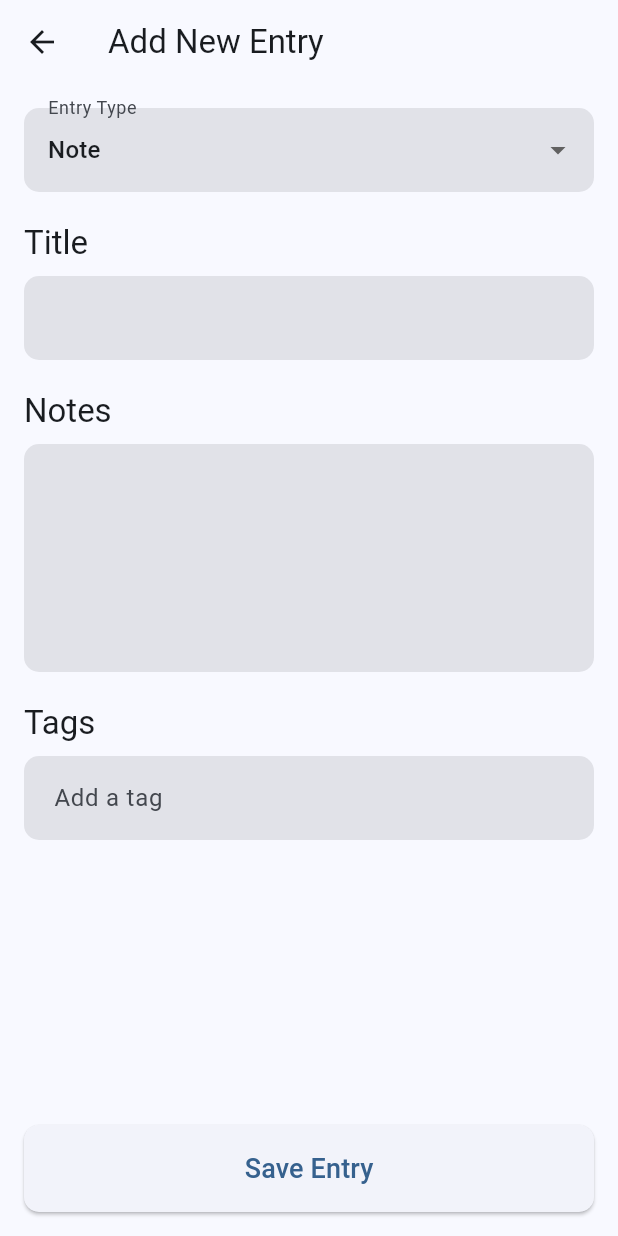
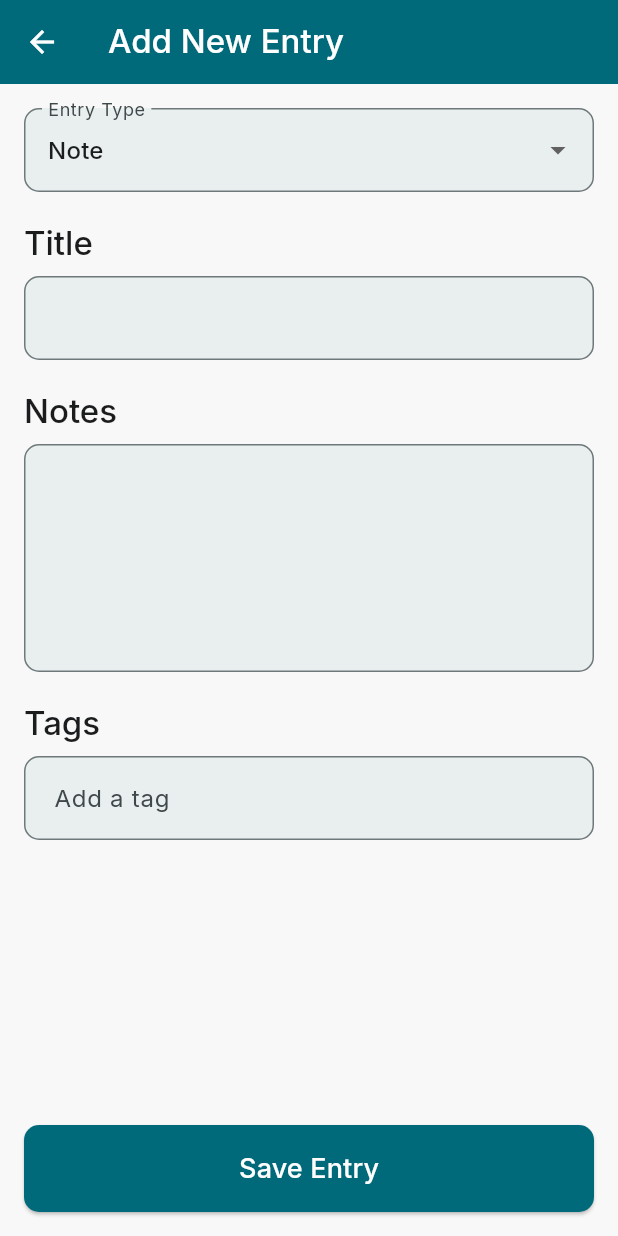
Before and after one commit to Sedocan87/carejournal, a Flutter app: the screen it shows after launch, after a tap on the "add" icon, on a phone screen of 412 x 824 dp. Run offline on Flutter 3.47's test engine with Material 3 defaults, Android fonts, the phone set to English and light mode, and no system bars; our stand-ins replace csv, dotted_border, file_picker, fl_chart, flutter_local_notifications, flutter_markdown and 7 more; missing offline and left inert: encrypt; accounts and stored records are empty.

Commit message:
feat: Implement Phase 1 of the design system
This commit introduces the foundational design system for the CareJournal app, as outlined in the design.md file.

- Creates a modern, soothing color palette for both light and dark themes.
- Implements a consistent typography scale using the 'Inter' font from google_fonts.
- Defines a standard spacing system for consistent padding and margins.
- Styles core components (AppBar, Card, Button, TextField) to align with the new design language, including consistent corner radii.
- Integrates the new theme into the main application.

```diff
--- a/lib/main.dart
+++ b/lib/main.dart
@@ -1,6 +1,7 @@
 import 'package:carejournal/screens/auth_screen.dart';
 import 'package:carejournal/services/notification_service.dart';
 import 'package:carejournal/services/settings_provider.dart';
+import 'package:carejournal/theme/theme.dart';
 import 'package:flutter/material.dart';
 import 'package:provider/provider.dart';
 
@@ -22,23 +23,8 @@ class MyApp extends StatelessWidget {
   Widget build(BuildContext context) {
     return MaterialApp(
       title: 'CareJournal',
-      theme: ThemeData(
-        colorScheme: ColorScheme.fromSeed(
-          seedColor: Colors.blue,
-          brightness: Brightness.light,
-        ),
-        useMaterial3: true,
-      ),
-      darkTheme: ThemeData(
-        brightness: Brightness.dark,
-        colorScheme: ColorScheme.fromSeed(
-          seedColor: Colors.blue,
-          brightness: Brightness.dark,
-          surface: const Color(0xFF1C1C2E),
-        ),
-        scaffoldBackgroundColor: const Color(0xFF1C1C2E),
-        useMaterial3: true,
-      ),
+      theme: AppTheme.lightTheme,
+      darkTheme: AppTheme.darkTheme,
       themeMode: ThemeMode.system,
       home: const AuthScreen(),
     );
--- /dev/null
+++ b/lib/theme/colors.dart
@@ -0,0 +1,65 @@
+import 'package:flutter/material.dart';
+
+// Light Theme Colors
+const lightColorScheme = ColorScheme(
+  brightness: Brightness.light,
+  primary: Color(0xFF006A7A), // Deep Teal
+  onPrimary: Color(0xFFFFFFFF),
+  primaryContainer: Color(0xFFB3E5FC),
+  onPrimaryContainer: Color(0xFF001F25),
+  secondary: Color(0xFF4C6267),
+  onSecondary: Color(0xFFFFFFFF),
+  secondaryContainer: Color(0xFFCFE7EC),
+  onSecondaryContainer: Color(0xFF071F23),
+  tertiary: Color(0xFFFFA07A), // Soft Coral Accent
+  onTertiary: Color(0xFFFFFFFF),
+  tertiaryContainer: Color(0xFFFFDBCF),
+  onTertiaryContainer: Color(0xFF28130B),
+  error: Color(0xFFBA1A1A),
+  onError: Color(0xFFFFFFFF),
+  errorContainer: Color(0xFFFFDAD6),
+  onErrorContainer: Color(0xFF410002),
+  background: Color(0xFFF8F8F8), // Warm Off-White
+  onBackground: Color(0xFF1A1C1E), // Dark Charcoal
+  surface: Color(0xFFF8F8F8),
+  onSurface: Color(0xFF1A1C1E),
+  surfaceVariant: Color(0xFFDBE4E6),
+  onSurfaceVariant: Color(0xFF3F484A),
+  outline: Color(0xFF6F797B),
+  shadow: Color(0xFF000000),
+  inverseSurface: Color(0xFF2E3132),
+  onInverseSurface: Color(0xFFEFF1F2),
+  inversePrimary: Color(0xFF5DD5EF),
+);
+
+// Dark Theme Colors
+const darkColorScheme = ColorScheme(
+  brightness: Brightness.dark,
+  primary: Color(0xFF5DD5EF), // Lighter Teal for dark mode
+  onPrimary: Color(0xFF00363F),
+  primaryContainer: Color(0xFF004E5A),
+  onPrimaryContainer: Color(0xFFB3E5FC),
+  secondary: Color(0xFFB3CAD0),
+  onSecondary: Color(0xFF1E3438),
+  secondaryContainer: Color(0xFF354B4F),
+  onSecondaryContainer: Color(0xFFCFE7EC),
+  tertiary: Color(0xFFFFB59C), // Lighter Coral for dark mode
+  onTertiary: Color(0xFF4D2416),
+  tertiaryContainer: Color(0xFF6A3A2A),
+  onTertiaryContainer: Color(0xFFFFDBCF),
+  error: Color(0xFFFFB4AB),
+  onError: Color(0xFF690005),
+  errorContainer: Color(0xFF93000A),
+  onErrorContainer: Color(0xFFFFB4AB),
+  background: Color(0xFF1C1C2E), // Deep, warm dark blue/purple
+  onBackground: Color(0xFFE2E2E3),
+  surface: Color(0xFF1C1C2E),
+  onSurface: Color(0xFFE2E2E3),
+  surfaceVariant: Color(0xFF3F484A),
+  onSurfaceVariant: Color(0xFFBFC8CA),
+  outline: Color(0xFF899294),
+  shadow: Color(0xFF000000),
+  inverseSurface: Color(0xFFE2E2E3),
+  onInverseSurface: Color(0xFF1A1C1E),
+  inversePrimary: Color(0xFF006A7A),
+);
--- /dev/null
+++ b/lib/theme/theme.dart
@@ -0,0 +1,107 @@
+import 'package:flutter/material.dart';
+import 'package:carejournal/theme/colors.dart';
+import 'package:carejournal/theme/typography.dart';
+
+class AppTheme {
+  static ThemeData get lightTheme {
+    return ThemeData(
+      useMaterial3: true,
+      colorScheme: lightColorScheme,
+      textTheme: textTheme,
+      scaffoldBackgroundColor: lightColorScheme.background,
+      appBarTheme: AppBarTheme(
+        backgroundColor: lightColorScheme.primary,
+        foregroundColor: lightColorScheme.onPrimary,
+        elevation: 0,
+        titleTextStyle: textTheme.titleLarge?.copyWith(color: lightColorScheme.onPrimary),
+      ),
+      cardTheme: CardThemeData(
+        elevation: 1,
+        shape: RoundedRectangleBorder(
+          borderRadius: BorderRadius.circular(12),
+        ),
+        color: lightColorScheme.surface,
+      ),
+      floatingActionButtonTheme: FloatingActionButtonThemeData(
+        backgroundColor: lightColorScheme.tertiary,
+        foregroundColor: lightColorScheme.onTertiary,
+      ),
+      elevatedButtonTheme: ElevatedButtonThemeData(
+        style: ElevatedButton.styleFrom(
+          backgroundColor: lightColorScheme.primary,
+          foregroundColor: lightColorScheme.onPrimary,
+          shape: RoundedRectangleBorder(
+            borderRadius: BorderRadius.circular(10),
+          ),
+        ),
+      ),
+      inputDecorationTheme: InputDecorationTheme(
+        border: OutlineInputBorder(
+          borderRadius: BorderRadius.circular(10),
+          borderSide: BorderSide(color: lightColorScheme.outline),
+        ),
+        enabledBorder: OutlineInputBorder(
+          borderRadius: BorderRadius.circular(10),
+          borderSide: BorderSide(color: lightColorScheme.outline),
+        ),
+        focusedBorder: OutlineInputBorder(
+          borderRadius: BorderRadius.circular(10),
+          borderSide: BorderSide(color: lightColorScheme.primary, width: 2),
+        ),
+        filled: true,
+        fillColor: lightColorScheme.surfaceVariant.withOpacity(0.5),
+      ),
+    );
+  }
+
+  static ThemeData get darkTheme {
+    return ThemeData(
+      useMaterial3: true,
+      colorScheme: darkColorScheme,
+      textTheme: darkTextTheme,
+      scaffoldBackgroundColor: darkColorScheme.background,
+      appBarTheme: AppBarTheme(
+        backgroundColor: darkColorScheme.primary,
+        foregroundColor: darkColorScheme.onPrimary,
+        elevation: 0,
+        titleTextStyle: darkTextTheme.titleLarge?.copyWith(color: darkColorScheme.onPrimary),
+      ),
+      cardTheme: CardThemeData(
+        elevation: 1,
+        shape: RoundedRectangleBorder(
+          borderRadius: BorderRadius.circular(12),
+        ),
+        color: darkColorScheme.surface,
+      ),
+      floatingActionButtonTheme: FloatingActionButtonThemeData(
+        backgroundColor: darkColorScheme.tertiary,
+        foregroundColor: darkColorScheme.onTertiary,
+      ),
+      elevatedButtonTheme: ElevatedButtonThemeData(
+        style: ElevatedButton.styleFrom(
+          backgroundColor: darkColorScheme.primary,
+          foregroundColor: darkColorScheme.onPrimary,
+          shape: RoundedRectangleBorder(
+            borderRadius: BorderRadius.circular(10),
+          ),
+        ),
+      ),
+      inputDecorationTheme: InputDecorationTheme(
+        border: OutlineInputBorder(
+          borderRadius: BorderRadius.circular(10),
+          borderSide: BorderSide(color: darkColorScheme.outline),
+        ),
+        enabledBorder: OutlineInputBorder(
+          borderRadius: BorderRadius.circular(10),
+          borderSide: BorderSide(color: darkColorScheme.outline),
+        ),
+        focusedBorder: OutlineInputBorder(
+          borderRadius: BorderRadius.circular(10),
+          borderSide: BorderSide(color: darkColorScheme.primary, width: 2),
+        ),
+        filled: true,
+        fillColor: darkColorScheme.surfaceVariant.withOpacity(0.5),
+      ),
+    );
+  }
+}
--- /dev/null
+++ b/lib/theme/typography.dart
@@ -0,0 +1,97 @@
+import 'package:flutter/material.dart';
+import 'package:google_fonts/google_fonts.dart';
+import 'package:carejournal/theme/colors.dart';
+
+// App Text Theme
+final TextTheme textTheme = TextTheme(
+  displayLarge: GoogleFonts.inter(
+    fontSize: 57,
+    fontWeight: FontWeight.w400,
+    letterSpacing: -0.25,
+    color: lightColorScheme.onBackground,
+  ),
+  displayMedium: GoogleFonts.inter(
+    fontSize: 45,
+    fontWeight: FontWeight.w400,
+    color: lightColorScheme.onBackground,
+  ),
+  displaySmall: GoogleFonts.inter(
+    fontSize: 36,
+    fontWeight: FontWeight.w400,
+    color: lightColorScheme.onBackground,
+  ),
+  headlineLarge: GoogleFonts.inter(
+    fontSize: 32,
+    fontWeight: FontWeight.w400,
+    color: lightColorScheme.onBackground,
+  ),
+  headlineMedium: GoogleFonts.inter(
+    fontSize: 28,
+    fontWeight: FontWeight.w400,
+    color: lightColorScheme.onBackground,
+  ),
+  headlineSmall: GoogleFonts.inter(
+    fontSize: 24,
+    fontWeight: FontWeight.w400,
+    color: lightColorScheme.onBackground,
+  ),
+  titleLarge: GoogleFonts.inter(
+    fontSize: 22,
+    fontWeight: FontWeight.w500,
+    color: lightColorScheme.onBackground,
+  ),
+  titleMedium: GoogleFonts.inter(
+    fontSize: 16,
+    fontWeight: FontWeight.w500,
+    letterSpacing: 0.15,
+    color: lightColorScheme.onBackground,
+  ),
+  titleSmall: GoogleFonts.inter(
+    fontSize: 14,
+    fontWeight: FontWeight.w500,
+    letterSpacing: 0.1,
+    color: lightColorScheme.onBackground,
+  ),
+  bodyLarge: GoogleFonts.inter(
+    fontSize: 16,
+    fontWeight: FontWeight.w400,
+    letterSpacing: 0.5,
+    color: lightColorScheme.onBackground,
+  ),
+  bodyMedium: GoogleFonts.inter(
+    fontSize: 14,
+    fontWeight: FontWeight.w400,
+    letterSpacing: 0.25,
+    color: lightColorScheme.onBackground,
+  ),
+  bodySmall: GoogleFonts.inter(
+    fontSize: 12,
+    fontWeight: FontWeight.w400,
+    letterSpacing: 0.4,
+    color: lightColorScheme.onBackground,
+  ),
+  labelLarge: GoogleFonts.inter(
+    fontSize: 14,
+    fontWeight: FontWeight.w500,
+    letterSpacing: 0.1,
+    color: lightColorScheme.onBackground,
+  ),
+  labelMedium: GoogleFonts.inter(
+    fontSize: 12,
+    fontWeight: FontWeight.w500,
+    letterSpacing: 0.5,
+    color: lightColorScheme.onBackground,
+  ),
+  labelSmall: GoogleFonts.inter(
+    fontSize: 11,
+    fontWeight: FontWeight.w500,
+    letterSpacing: 0.5,
+    color: lightColorScheme.onBackground,
+  ),
+);
+
+// Dark Theme Text Styles
+final TextTheme darkTextTheme = textTheme.apply(
+  bodyColor: darkColorScheme.onBackground,
+  displayColor: darkColorScheme.onBackground,
+);
--- /dev/null
+++ b/lib/utils/spacing.dart
@@ -0,0 +1,40 @@
+import 'package:flutter/material.dart';
+
+// Spacing constants
+const double kSpace4 = 4.0;
+const double kSpace8 = 8.0;
+const double kSpace12 = 12.0;
+const double kSpace16 = 16.0;
+const double kSpace24 = 24.0;
+
+// SizedBox widgets
+const SizedBox kVSpace4 = SizedBox(height: kSpace4);
+const SizedBox kVSpace8 = SizedBox(height: kSpace8);
+const SizedBox kVSpace12 = SizedBox(height: kSpace12);
+const SizedBox kVSpace16 = SizedBox(height: kSpace16);
+const SizedBox kVSpace24 = SizedBox(height: kSpace24);
+
+const SizedBox kHSpace4 = SizedBox(width: kSpace4);
+const SizedBox kHSpace8 = SizedBox(width: kSpace8);
+const SizedBox kHSpace12 = SizedBox(width: kSpace12);
+const SizedBox kHSpace16 = SizedBox(width: kSpace16);
+const SizedBox kHSpace24 = SizedBox(width: kSpace24);
+
+// Padding
+const EdgeInsets kPadding4 = EdgeInsets.all(kSpace4);
+const EdgeInsets kPadding8 = EdgeInsets.all(kSpace8);
+const EdgeInsets kPadding12 = EdgeInsets.all(kSpace12);
+const EdgeInsets kPadding16 = EdgeInsets.all(kSpace16);
+const EdgeInsets kPadding24 = EdgeInsets.all(kSpace24);
+
+const EdgeInsets kVPadding4 = EdgeInsets.symmetric(vertical: kSpace4);
+const EdgeInsets kVPadding8 = EdgeInsets.symmetric(vertical: kSpace8);
+const EdgeInsets kVPadding12 = EdgeInsets.symmetric(vertical: kSpace12);
+const EdgeInsets kVPadding16 = EdgeInsets.symmetric(vertical: kSpace16);
+const EdgeInsets kVPadding24 = EdgeInsets.symmetric(vertical: kSpace24);
+
+const EdgeInsets kHPadding4 = EdgeInsets.symmetric(horizontal: kSpace4);
+const EdgeInsets kHPadding8 = EdgeInsets.symmetric(horizontal: kSpace8);
+const EdgeInsets kHPadding12 = EdgeInsets.symmetric(horizontal: kSpace12);
+const EdgeInsets kHPadding16 = EdgeInsets.symmetric(horizontal: kSpace16);
+const EdgeInsets kHPadding24 = EdgeInsets.symmetric(horizontal: kSpace24);
--- a/pubspec.yaml
+++ b/pubspec.yaml
@@ -54,6 +54,7 @@ dependencies:
 
   dotted_border: ^2.1.0
   provider: ^6.0.0
+  google_fonts: ^6.2.1
 
 dev_dependencies:
   flutter_test:
```
